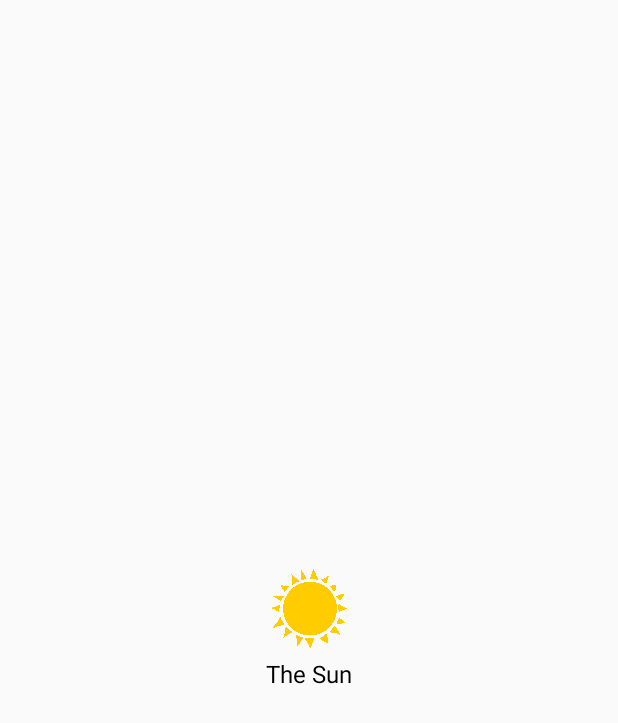
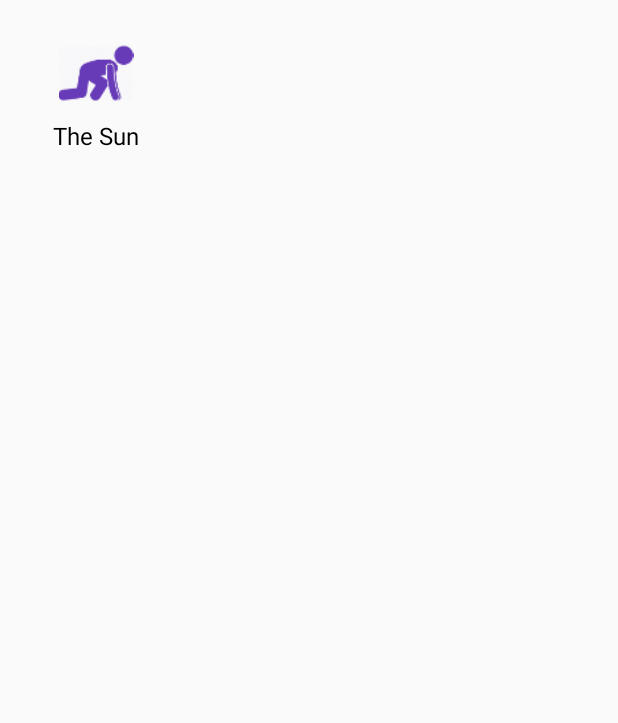
Before and after one commit to AliAdil/ExperimentProject, an Android app: the layout image_with_title.xml on its own in the app's theme, with its tools: preview values and no code run, on a phone screen of 412 x 824 dp. Shown: the top 723 px of the screen. Run offline under Robolectric (Android 15) with nearby library versions, the phone set to English and light mode, and no system bars.

```diff
--- a/app/build.gradle
+++ b/app/build.gradle
@@ -28,6 +28,7 @@ dependencies {
     implementation 'androidx.preference:preference:1.1.0'
     implementation 'androidx.navigation:navigation-fragment:2.1.0'
     implementation 'androidx.navigation:navigation-ui:2.1.0'
+    implementation 'com.kingfisherphuoc:easy-recyclerview-indicator:1.3'
     testImplementation 'junit:junit:4.12'
     androidTestImplementation 'androidx.test.ext:junit:1.1.1'
     androidTestImplementation 'androidx.test.espresso:espresso-core:3.2.0'
--- a/app/src/main/res/layout/image_with_title.xml
+++ b/app/src/main/res/layout/image_with_title.xml
@@ -1,24 +1,28 @@
 <?xml version="1.0" encoding="utf-8"?>
-    <RelativeLayout
-        xmlns:android="http://schemas.android.com/apk/res/android"
-        android:layout_width="match_parent"
+<androidx.constraintlayout.widget.ConstraintLayout xmlns:android="http://schemas.android.com/apk/res/android"
+    xmlns:app="http://schemas.android.com/apk/res-auto"
+    android:layout_width="wrap_content"
     android:layout_height="wrap_content"
-        android:layout_gravity="center"
-        >
+    android:layout_margin="8dp"
+    android:id="@+id/relativeLayout">
 
     <ImageView
         android:id="@+id/imageView"
-            android:layout_width="53dp"
-            android:layout_height="53dp"
-            android:src="@drawable/sun"
-            android:layout_centerHorizontal="true"
+        android:layout_width="80dp"
+        android:layout_height="50dp"
+        android:layout_marginLeft="16dp"
+        android:layout_marginTop="16dp"
+        android:layout_marginRight="16dp"
+        android:layout_marginBottom="16dp"
         android:clickable="false"
-            android:layout_marginTop="15dp" />
+        android:src="@drawable/ic_ready"
+        app:layout_constraintBottom_toTopOf="@+id/txtTitle"
+        app:layout_constraintLeft_toLeftOf="parent"
+        app:layout_constraintRight_toRightOf="parent"
+        app:layout_constraintTop_toTopOf="parent" />
 
     <TextView
         android:id="@+id/txtTitle"
-            android:layout_below="@+id/imageView"
-            android:layout_centerHorizontal="true"
         android:layout_width="wrap_content"
         android:layout_height="wrap_content"
         android:maxLines="2"
@@ -26,6 +30,9 @@
         android:singleLine="false"
         android:layout_marginTop="5dp"
         android:textColor="#000"
-            android:textSize="16sp" />
+        android:textSize="16sp"
+        app:layout_constraintTop_toBottomOf="@+id/imageView"
+        app:layout_constraintLeft_toLeftOf="parent"
+        app:layout_constraintRight_toRightOf="parent" />
 
-    </RelativeLayout>
+</androidx.constraintlayout.widget.ConstraintLayout>
```
Also changed, not shown: app/src/main/java/com/softnology/experimentproject/adapter/MultiViewTypeAdapter.java (+6 -5 lines), app/src/main/java/com/softnology/experimentproject/classes/GridSpanDecoration.java (added, +146 -0 lines), app/src/main/java/com/softnology/experimentproject/classes/GridSpanSizeLookUp.java (added, +13 -0 lines), app/src/main/java/com/softnology/experimentproject/classes/GridView.java (+40 -9 lines), app/src/main/res/layout/activity_grid_view.xml (+54 -7 lines). Lines whose indentation alone changed are shown as unchanged.
